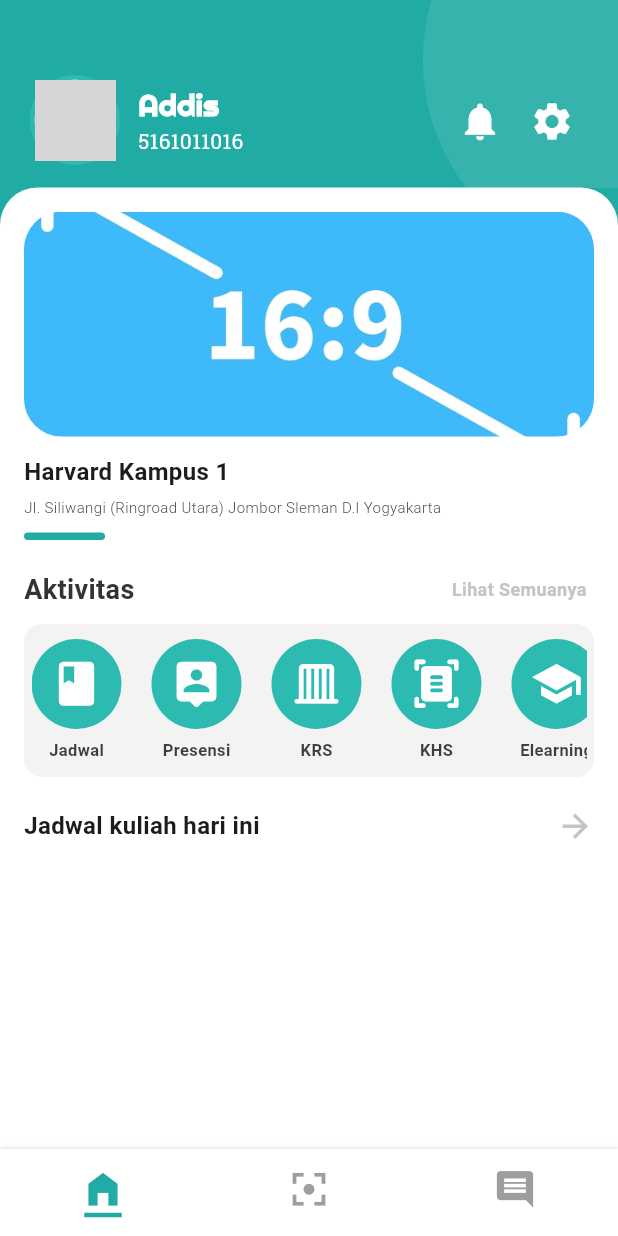
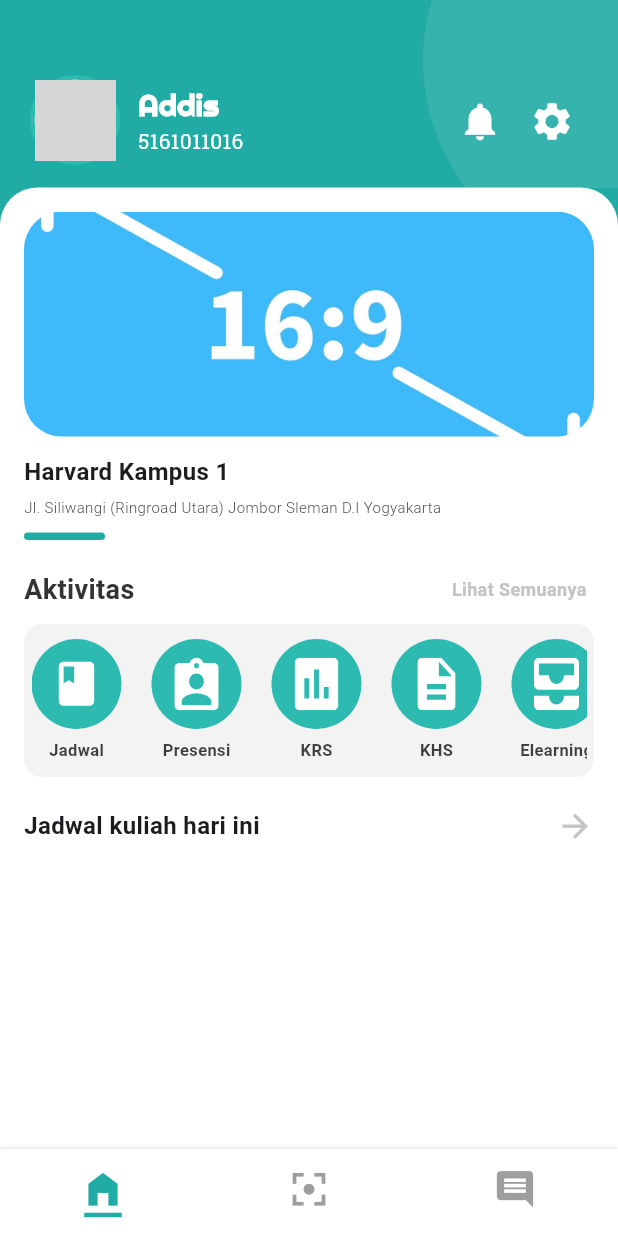
Before and after one commit to barengs/adit-mobile-flutter, a Flutter app: the screen it shows after launch, on a phone screen of 412 x 824 dp. Run offline on Flutter 3.47's test engine with Material 3 defaults, Android fonts, the phone set to English and light mode, and no system bars; our stand-ins replace flutter_svg; network calls fail; Roboto replaces fonts that are missing (Sarabun); grey boxes are pictures that could not be loaded.

Commit message:
UPDATE : perbarui icon dpada widget aktivitas_card

```diff
--- a/lib/widgets/aktivitas_card.dart
+++ b/lib/widgets/aktivitas_card.dart
@@ -9,10 +9,10 @@ class AktivitasCard extends StatelessWidget {
   Widget build(BuildContext context) {
     final items = [
       {'icon': Icons.book, 'title': 'Jadwal'},
-      {'icon': Icons.person_pin_rounded, 'title': 'Presensi'},
-      {'icon': Icons.vertical_shades_closed_rounded, 'title': 'KRS'},
-      {'icon': Icons.document_scanner_rounded, 'title': 'KHS'},
-      {'icon': Icons.school, 'title': 'Elearning'},
+      {'icon': 'assets/svg/presensi.svg', 'title': 'Presensi'},
+      {'icon': 'assets/svg/krs.svg', 'title': 'KRS'},
+      {'icon': 'assets/svg/khs.svg', 'title': 'KHS'},
+      {'icon': 'assets/svg/elearning.svg', 'title': 'Elearning'},
       {'icon': Icons.account_balance_wallet_rounded, 'title': 'Keuangan'},
       {'icon': 'assets/svg/ta.svg', 'title': 'TA'},
       {'icon': Icons.list_alt_outlined, 'title': 'Kegiatan'},
--- a/pubspec.yaml
+++ b/pubspec.yaml
@@ -61,8 +61,7 @@ flutter:
 
   # To add assets to your application, add an assets section, like this:
   assets:
-    - assets/images/istockphoto-1393542225-170667a.jpg
-    - assets/images/maxresdefault.jpg
+    - assets/images/
     - assets/svg/
 
   # An image asset can refer to one or more resolution-specific "variants", see
```
Also changed, not shown: assets/svg/elearning.svg (added), assets/svg/khs.svg (added), assets/svg/krs.svg (added), assets/svg/presensi.svg (added).
